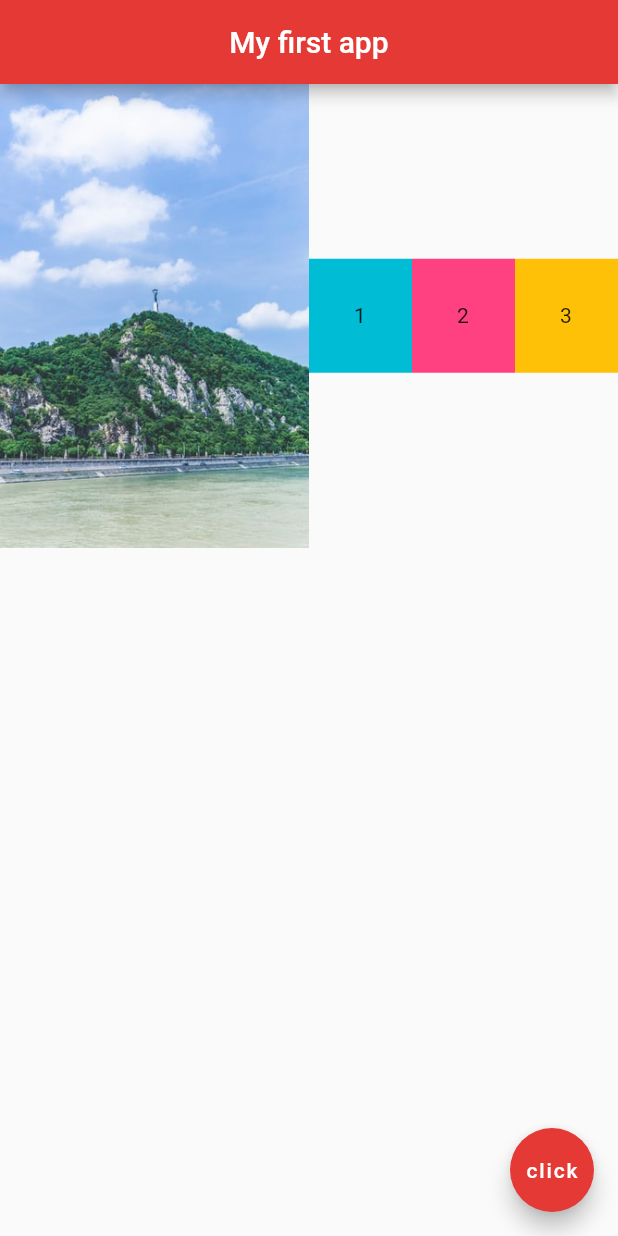
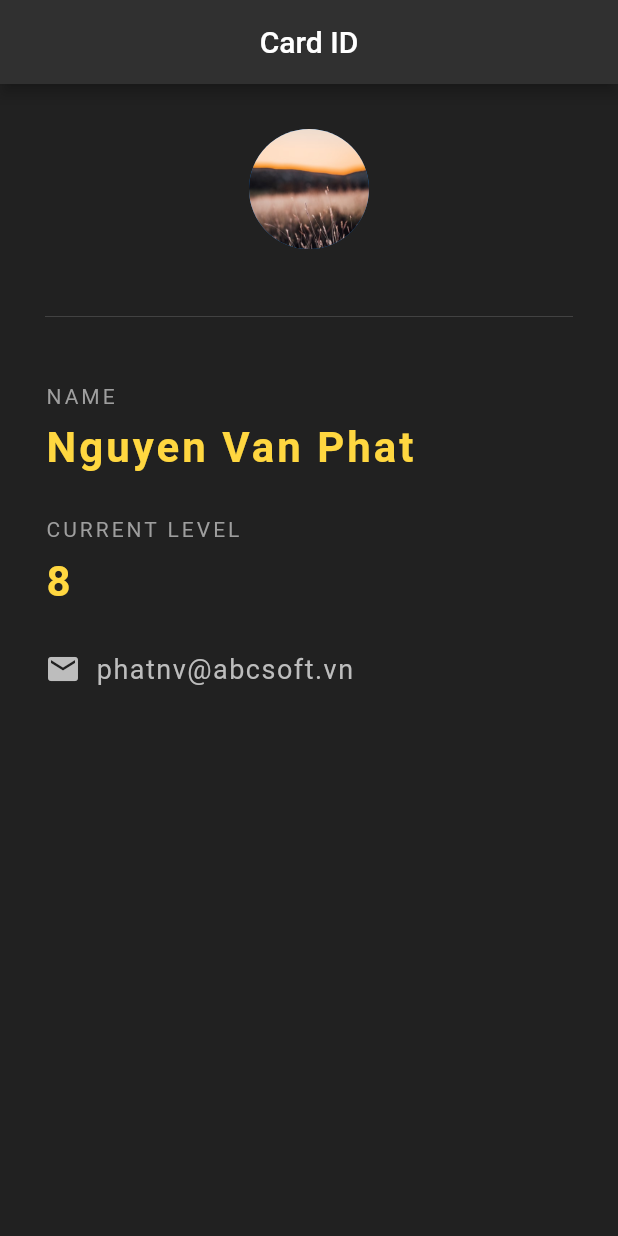
Before and after one commit to NguyenPhatBG/flutter-app-01, a Flutter app: the screen it shows after launch, on a phone screen of 412 x 824 dp. Run offline on Flutter 3.47's test engine with Material 2 defaults, Android fonts, the phone set to English and light mode, and no system bars.

Commit message:
design UI card flutter 01

```diff
--- a/lib/main.dart
+++ b/lib/main.dart
@@ -1,54 +1,89 @@
 import 'package:flutter/material.dart';
 
 void main() => runApp(MaterialApp(
-  home: Home(),
+  home: CardID(),
 ));
 
-class Home extends StatelessWidget {
+class CardID extends StatelessWidget {
   @override
   Widget build(BuildContext context) {
     return Scaffold(
+      backgroundColor: Colors.grey[900],
       appBar: AppBar(
-        title: Text('My first app'),
+        title: Text('Card ID'),
         centerTitle: true,
-        backgroundColor: Colors.red[600],
+        backgroundColor: Colors.grey[850],
       ),
-      body: Row(
+      body: Padding(
+        padding: const EdgeInsets.all(30.0),
+        child: Column(
+          crossAxisAlignment: CrossAxisAlignment.start,
           children: <Widget>[
-          Expanded(
-              child: Image.asset('assets/photo-2.jpg'),
-            flex: 3,
-          ),
-          Expanded(
-            flex: 1,
-            child: Container(
-              padding: EdgeInsets.all(30.0),
-              color: Colors.cyan,
-              child: Text('1'),
+            Center(
+              child: CircleAvatar(
+                backgroundImage: AssetImage('assets/photo-1.jpg'),
+                radius: 40,
               ),
             ),
-          Expanded(
-            flex: 1,
-            child: Container(
-              padding: EdgeInsets.all(30.0),
-              color: Colors.pinkAccent,
-              child: Text('2'),
+            Divider(
+              height: 90.0,
+              color: Colors.grey[800],
+            ),
+            Text(
+              'NAME',
+              style: TextStyle(
+                color: Colors.grey,
+                letterSpacing: 2.0,
               ),
             ),
-          Expanded(
-            flex: 1,
-            child: Container(
-              padding: EdgeInsets.all(30.0),
-              color: Colors.amber,
-              child: Text('3'),
+            SizedBox(height: 10.0),
+            Text(
+              'Nguyen Van Phat',
+              style: TextStyle(
+                color: Colors.amberAccent[200],
+                letterSpacing: 2.0,
+                fontSize: 28.0,
+                fontWeight: FontWeight.bold,
+              ),
+            ),
+            SizedBox(height: 30.0),
+            Text(
+              'CURRENT LEVEL',
+              style: TextStyle(
+                color: Colors.grey,
+                letterSpacing: 2.0,
+              ),
+            ),
+            SizedBox(height: 10.0),
+            Text(
+              '8',
+              style: TextStyle(
+                color: Colors.amberAccent[200],
+                letterSpacing: 2.0,
+                fontSize: 28.0,
+                fontWeight: FontWeight.bold,
+              ),
+            ),
+            SizedBox(height: 30.0),
+            Row(
+              children: <Widget>[
+                Icon(
+                  Icons.email,
+                  color: Colors.grey[400],
+                ),
+                SizedBox(width: 10.0),
+                Text(
+                  'phatnv@abcsoft.vn',
+                  style: TextStyle(
+                    color: Colors.grey[400],
+                    fontSize: 18.0,
+                    letterSpacing: 1.0,
                   ),
                 ),
               ],
+            )
+          ],
         ),
-      floatingActionButton: FloatingActionButton(
-        onPressed: () {},
-        child: Text('click'),
-        backgroundColor: Colors.red[600],
       ),
     );
   }
```
Lines whose indentation alone changed are shown as unchanged.
